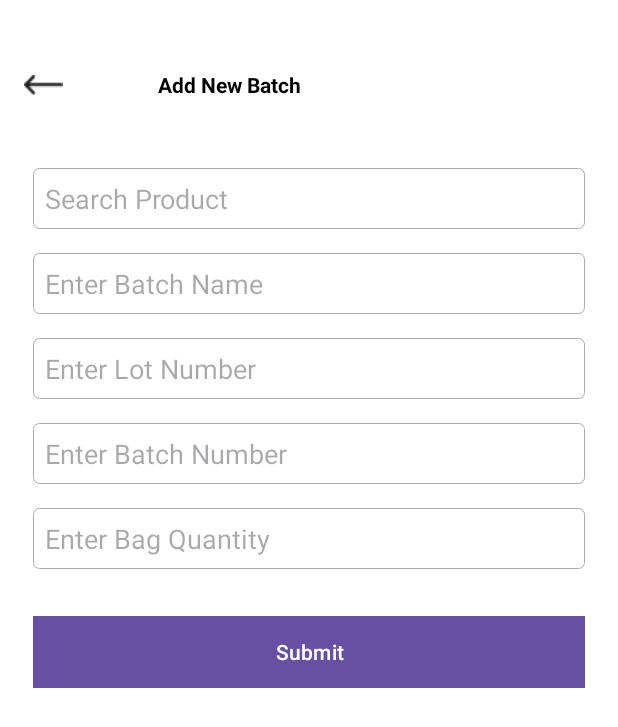
After one commit to Amankhan0/RFID-Hindalco, an Android app: the AddBatchFormActivity screen opened directly, with no data from a screen before it, on a phone screen of 412 x 824 dp. The commit adds this screen. Shown: the top 727 px of the screen. Run offline under Robolectric (Android 15) with nearby library versions, the phone set to English and light mode, and no system bars.

Commit message:
batch screen done

```diff
--- a/app/src/main/AndroidManifest.xml
+++ b/app/src/main/AndroidManifest.xml
@@ -14,6 +14,9 @@
         android:theme="@style/Theme.HelloRFID"
         android:usesCleartextTraffic="true"
         tools:targetApi="31">
+        <activity
+            android:name=".activities.AddBatchFormActivity"
+            android:exported="false" />
         <activity
             android:name=".activities.BatchActivity"
             android:exported="false" />
--- a/app/src/main/java/com/example/hellorfid/constants/Constants.java
+++ b/app/src/main/java/com/example/hellorfid/constants/Constants.java
@@ -1,4 +1,9 @@
 package com.example.hellorfid.constants;
 
 public class Constants {
+
+    //public final static String url = "http://137.184.74.218/";
+    public final static String url = "http://192.168.1.104:9090/";
+
+    public final static String endpoint = "";
 }
--- a/app/src/main/java/com/example/hellorfid/dump/ApiCallBackWithToken.java
+++ b/app/src/main/java/com/example/hellorfid/dump/ApiCallBackWithToken.java
@@ -3,6 +3,7 @@ package com.example.hellorfid.dump;
 import android.content.Context;
 import android.util.Log;
 
+import com.example.hellorfid.constants.Constants;
 import com.example.hellorfid.session.SessionManager;
 
 import org.apache.log4j.Logger;
@@ -22,7 +23,8 @@ public class ApiCallBackWithToken {
 
     private static final Logger log = Logger.getLogger(ApiCallBackWithToken.class);
 
-    public String baseUrl = "http://192.168.1.104:9090/";
+    public String baseUrl = Constants.url;
+
 //public String baseUrl = "http://137.184.74.218/";
     private static final String TAG = "ApiCallBackWithToken";
     private static final MediaType JSON = MediaType.get("application/json; charset=utf-8");
--- /dev/null
+++ b/app/src/main/res/layout/activity_add_batch_form.xml
@@ -0,0 +1,119 @@
+<?xml version="1.0" encoding="utf-8"?>
+<androidx.constraintlayout.widget.ConstraintLayout
+    xmlns:android="http://schemas.android.com/apk/res/android"
+    xmlns:app="http://schemas.android.com/apk/res-auto"
+    xmlns:tools="http://schemas.android.com/tools"
+    android:id="@+id/main"
+    android:layout_width="match_parent"
+    android:layout_height="match_parent"
+    android:background="@color/white"
+    tools:context=".activities.AddBatchFormActivity">
+
+    <!-- Toolbar with back button and title -->
+    <androidx.appcompat.widget.Toolbar
+        android:id="@+id/toolbar"
+        android:layout_width="0dp"
+        android:layout_height="30pt"
+        android:layout_marginTop="35px"
+        android:background="@color/white"
+        android:elevation="4dp"
+        android:theme="@style/ThemeOverlay.AppCompat.Dark.ActionBar"
+        app:layout_constraintTop_toTopOf="parent"
+        app:layout_constraintStart_toStartOf="parent"
+        app:layout_constraintEnd_toEndOf="parent">
+
+        <ImageView
+            android:id="@+id/all_screen_back_btn"
+            android:layout_width="wrap_content"
+            android:layout_height="wrap_content"
+            android:background="@drawable/backicon"/>
+
+        <TextView
+            android:layout_width="100pt"
+            android:layout_height="wrap_content"
+            android:text="Add New Batch"
+            android:gravity="center"
+            android:textStyle="bold"
+            android:textAlignment="center"
+            android:textColor="@color/black"/>
+
+    </androidx.appcompat.widget.Toolbar>
+
+    <ScrollView
+        android:layout_width="0dp"
+        android:layout_height="0dp"
+        android:layout_margin="10pt"
+        app:layout_constraintTop_toBottomOf="@id/toolbar"
+        app:layout_constraintBottom_toBottomOf="parent"
+        app:layout_constraintStart_toStartOf="parent"
+        app:layout_constraintEnd_toEndOf="parent">
+
+        <LinearLayout
+            android:layout_width="match_parent"
+            android:layout_height="wrap_content"
+            android:orientation="vertical">
+
+            <AutoCompleteTextView
+                android:id="@+id/product_autocomplete"
+                android:layout_width="match_parent"
+                android:layout_height="wrap_content"
+                android:layout_marginBottom="16dp"
+                android:background="@drawable/inputorspinerborder"
+                android:hint="Search Product"
+                android:inputType="text"
+                android:padding="8dp"
+                android:completionThreshold="1" />
+
+            <EditText
+                android:id="@+id/batchName"
+                android:layout_width="match_parent"
+                android:layout_height="wrap_content"
+                android:layout_marginBottom="16dp"
+                android:background="@drawable/inputorspinerborder"
+                android:hint="Enter Batch Name"
+                android:inputType="text"
+                android:padding="8dp" />
+
+            <EditText
+                android:id="@+id/lotnum"
+                android:layout_width="match_parent"
+                android:layout_height="wrap_content"
+                android:layout_marginBottom="16dp"
+                android:background="@drawable/inputorspinerborder"
+                android:hint="Enter Lot Number"
+                android:inputType="text"
+                android:padding="8dp" />
+
+            <EditText
+                android:id="@+id/batchnum"
+                android:layout_width="match_parent"
+                android:layout_height="wrap_content"
+                android:layout_marginBottom="16dp"
+                android:background="@drawable/inputorspinerborder"
+                android:hint="Enter Batch Number"
+                android:inputType="text"
+                android:padding="8dp" />
+
+            <EditText
+                android:id="@+id/numofbag"
+                android:layout_width="match_parent"
+                android:layout_height="wrap_content"
+                android:layout_marginBottom="16dp"
+                android:background="@drawable/inputorspinerborder"
+                android:hint="Enter Bag Quantity"
+                android:inputType="number"
+                android:padding="8dp" />
+
+            <Button
+                android:id="@+id/addbad_btn"
+                android:layout_width="match_parent"
+                android:layout_height="wrap_content"
+                android:background="@color/colorPrimary"
+                android:text="Submit"
+                android:layout_marginTop="15dp"
+                android:textColor="@color/white" />
+
+        </LinearLayout>
+    </ScrollView>
+
+</androidx.constraintlayout.widget.ConstraintLayout>
```
Also changed, not shown: app/src/main/java/com/example/hellorfid/activities/AddBatchFormActivity.java (added, +210 -0 lines), app/src/main/java/com/example/hellorfid/activities/BatchActivity.java (+17 -5 lines), app/src/main/java/com/example/hellorfid/adapter/BatchAdapter.java (+17 -0 lines), app/src/main/java/com/example/hellorfid/model/BatchModel.java (+11 -13 lines), app/src/main/res/layout/activity_add_bag.xml (deleted, +0 -118 lines), app/src/main/res/layout/activity_batch.xml (+17 -27 lines), app/src/main/res/layout/batch_list_item.xml (+7 -0 lines).
